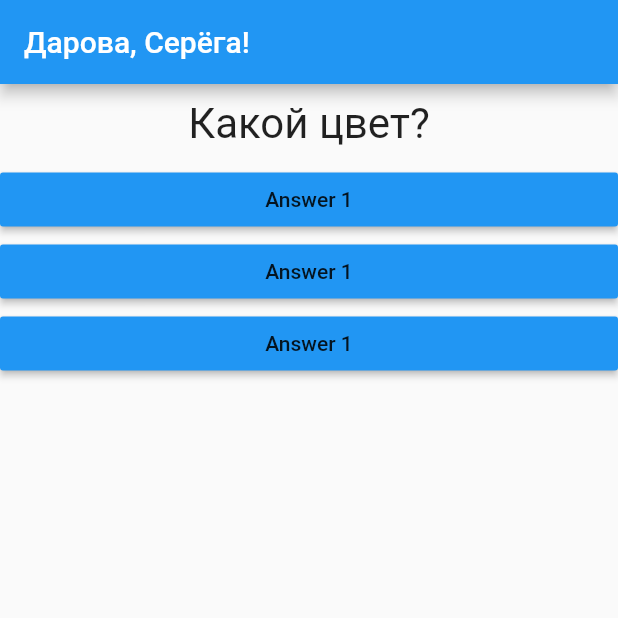
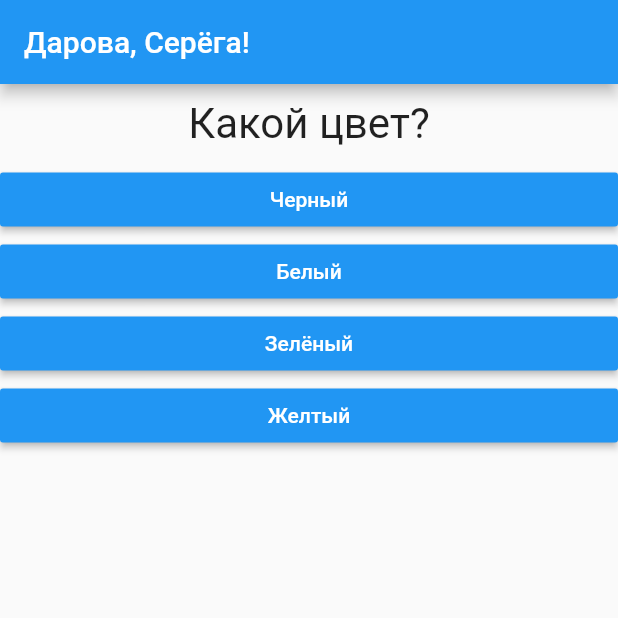
Before and after one commit to rsi2m/first-flutter-app, a Flutter app: the screen it shows after launch, on a phone screen of 412 x 824 dp, the top half of it. Run offline on Flutter 3.47's test engine with Material 2 defaults, Android fonts, the phone set to English and light mode, and no system bars.

```diff
--- a/lib/answer.dart
+++ b/lib/answer.dart
@@ -2,16 +2,18 @@ import 'package:flutter/material.dart';
 
 class Answer extends StatelessWidget {
   final Function onPressHandler;
+  final String answerText;
 
-  Answer(this.onPressHandler);
+  Answer(this.answerText, this.onPressHandler);
 
   @override
   Widget build(BuildContext context) {
     return Container(
       width: double.infinity,
       child: RaisedButton(
+        textColor: Colors.white,
         color: Colors.blue,
-        child: Text("Answer 1"),
+        child: Text(answerText),
         onPressed: () => onPressHandler(),
       ),
     );
--- a/lib/main.dart
+++ b/lib/main.dart
@@ -25,8 +25,18 @@ class _MyAppState extends State<MyApp> {
   }
 
   var _questions = [
-    "Какой цвет?",
-    "Какое животное?",
+    {
+      'text': 'Какой цвет?',
+      'answers': ['Черный', 'Белый', 'Зелёный', 'Желтый']
+    },
+    {
+      'text': 'Какое животное?',
+      'answers': ['Кот', 'Пес', 'Гусь', 'Червь']
+    },
+    {
+      'text': 'Какой город?',
+      'answers': ['СФ', 'Прага', 'Ору', 'Сомпа']
+    }
   ];
 
   @override
@@ -38,10 +48,10 @@ class _MyAppState extends State<MyApp> {
         ),
         body: Column(
           children: [
-            Question(_questions[_questionIndex]),
-            Answer(_answerQuestion),
-            Answer(_answerQuestion),
-            Answer(_answerQuestion),
+            Question(_questions[_questionIndex]['text'].toString()),
+            ...(_questions[_questionIndex]['answers'] as List<String>)
+                .map((answer) => Answer(answer, _answerQuestion))
+                .toList()
           ],
         ),
       ),
```
Also changed, not shown: 1 other file.
